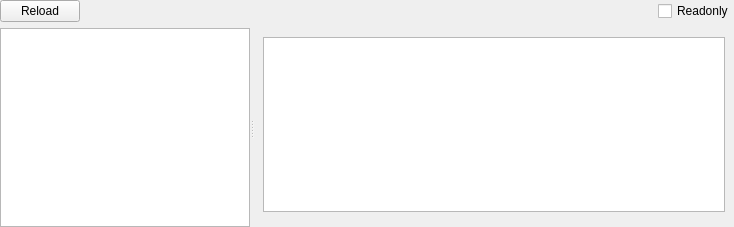
First picture: the form in MACH/machwidget.ui, repository horsicq/FormatWidgets, before the edit.
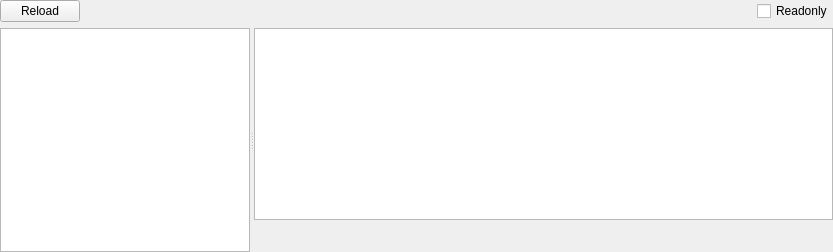
Second picture: the form after the edit. The open tabs and pages were chosen to show the change. Custom widgets are drawn as their Qt base class.

What changed in the file:
```diff
--- a/MACH/machwidget.ui
+++ b/MACH/machwidget.ui
@@ -6,8 +6,8 @@
    <rect>
     <x>0</x>
     <y>0</y>
-    <width>734</width>
-    <height>227</height>
+    <width>833</width>
+    <height>252</height>
    </rect>
   </property>
   <property name="windowTitle">
@@ -155,6 +155,18 @@
       </widget>
       <widget class="QWidget" name="page_commands">
        <layout class="QVBoxLayout" name="verticalLayout_5">
+        <property name="leftMargin">
+         <number>0</number>
+        </property>
+        <property name="topMargin">
+         <number>0</number>
+        </property>
+        <property name="rightMargin">
+         <number>0</number>
+        </property>
+        <property name="bottomMargin">
+         <number>0</number>
+        </property>
         <item>
          <widget class="QTableWidget" name="tableWidget_commands">
           <property name="sizePolicy">
```
Left out of the diff: 3 changed lines with no effect on the pictures.
